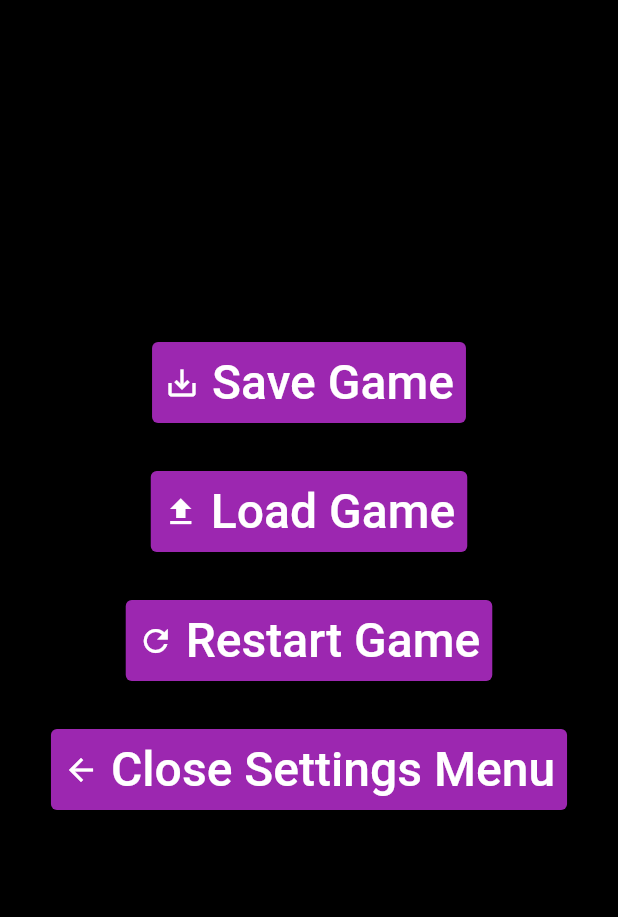
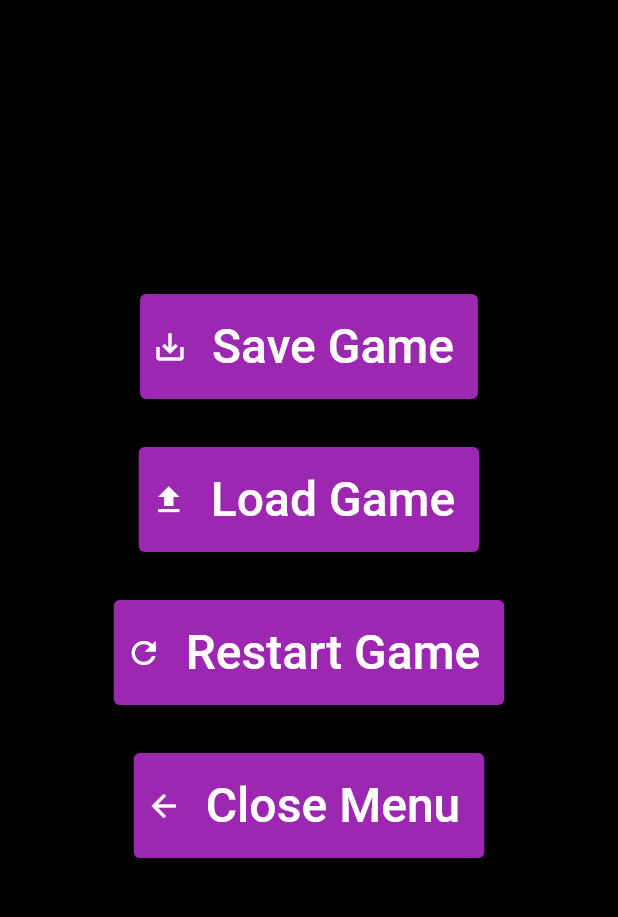
Before and after one commit to 17hstout/AdvanceProject, a Flutter app: the SettingsMenuPage screen opened by its route, on a phone screen of 412 x 824 dp, the part 84-1001 px from its top. Run offline on Flutter 3.47's test engine with Material 2 defaults, Android fonts, the phone set to English and light mode, and no system bars; our stand-ins replace shared_preferences; accounts and stored records are empty.

Commit message:
Format settings menu

```diff
--- a/advance/lib/pages/settingsMenu.dart
+++ b/advance/lib/pages/settingsMenu.dart
@@ -38,10 +38,7 @@ class _SettingsMenuState extends State<SettingsMenu> {
           style: ButtonStyle(
               backgroundColor: MaterialStatePropertyAll<Color>(saveStatus)),
           icon: const Icon(Icons.save_alt, color: Colors.white),
-          label: const Text(
-            "Save Game",
-            style: TextStyle(color: Colors.white, fontSize: 32),
-          ),
+          label: const BtnLabel(text: "Save Game"),
         ),
         // Spacer for safety
         const SizedBox(height: 32),
@@ -65,10 +62,7 @@ class _SettingsMenuState extends State<SettingsMenu> {
           style: ButtonStyle(
               backgroundColor: MaterialStatePropertyAll<Color>(loadStatus)),
           icon: const Icon(Icons.upload, color: Colors.white),
-          label: const Text(
-            "Load Game",
-            style: TextStyle(color: Colors.white, fontSize: 32),
-          ),
+          label: const BtnLabel(text: "Load Game"),
         ),
         // Spacer for safety
         const SizedBox(height: 32),
@@ -91,10 +85,7 @@ class _SettingsMenuState extends State<SettingsMenu> {
           style: ButtonStyle(
               backgroundColor: MaterialStatePropertyAll<Color>(resetStatus)),
           icon: const Icon(Icons.refresh, color: Colors.white),
-          label: const Text(
-            "Restart Game",
-            style: TextStyle(color: Colors.white, fontSize: 32),
-          ),
+          label: const BtnLabel(text: "Restart Game"),
         ),
         // Spacer for safety
         const SizedBox(height: 32),
@@ -108,12 +99,25 @@ class _SettingsMenuState extends State<SettingsMenu> {
             backgroundColor: MaterialStatePropertyAll<Color>(Colors.purple),
           ),
           icon: const Icon(Icons.arrow_back, color: Colors.white),
-          label: const Text(
-            "Close Settings Menu",
-            style: TextStyle(color: Colors.white, fontSize: 32),
-          ),
+          label: const BtnLabel(text: "Close Menu"),
         ),
       ],
     );
   }
 }
+
+class BtnLabel extends StatelessWidget {
+  const BtnLabel({Key? key, required this.text}) : super(key: key);
+  final String text;
+
+  @override
+  Widget build(BuildContext context) {
+    return Padding(
+      padding: const EdgeInsets.all(8.0),
+      child: Text(
+        text,
+        style: const TextStyle(color: Colors.white, fontSize: 32),
+      ),
+    );
+  }
+}
```
Also changed, not shown: advance/lib/helpers/timers.dart (added, +16 -0 lines).
